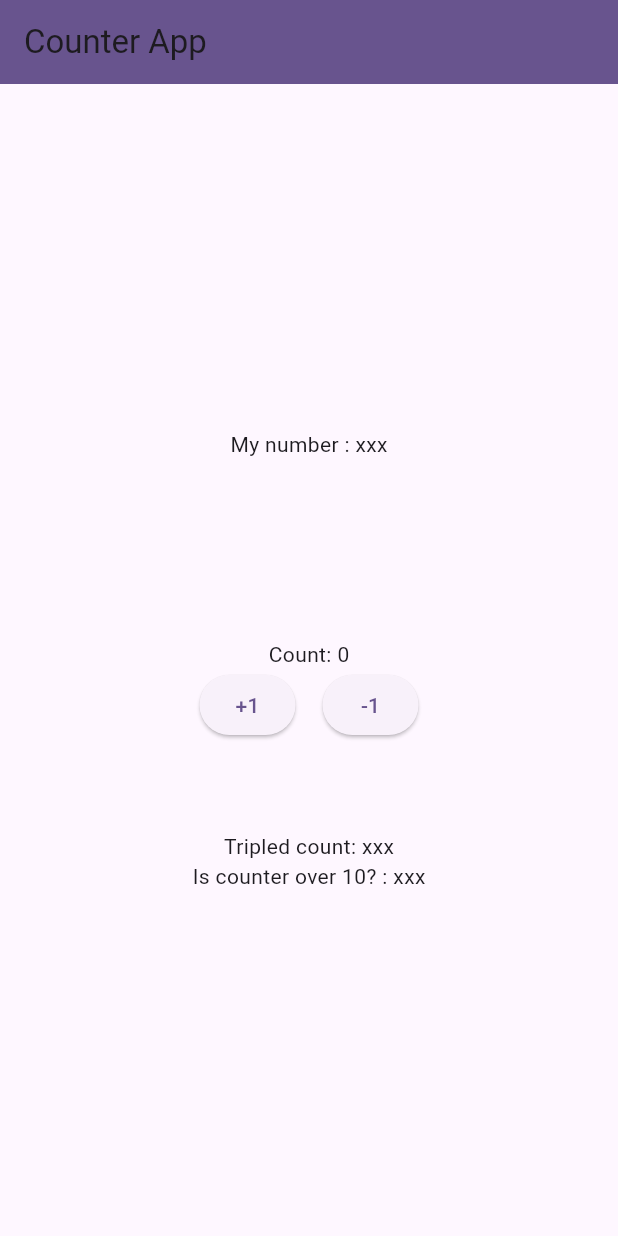
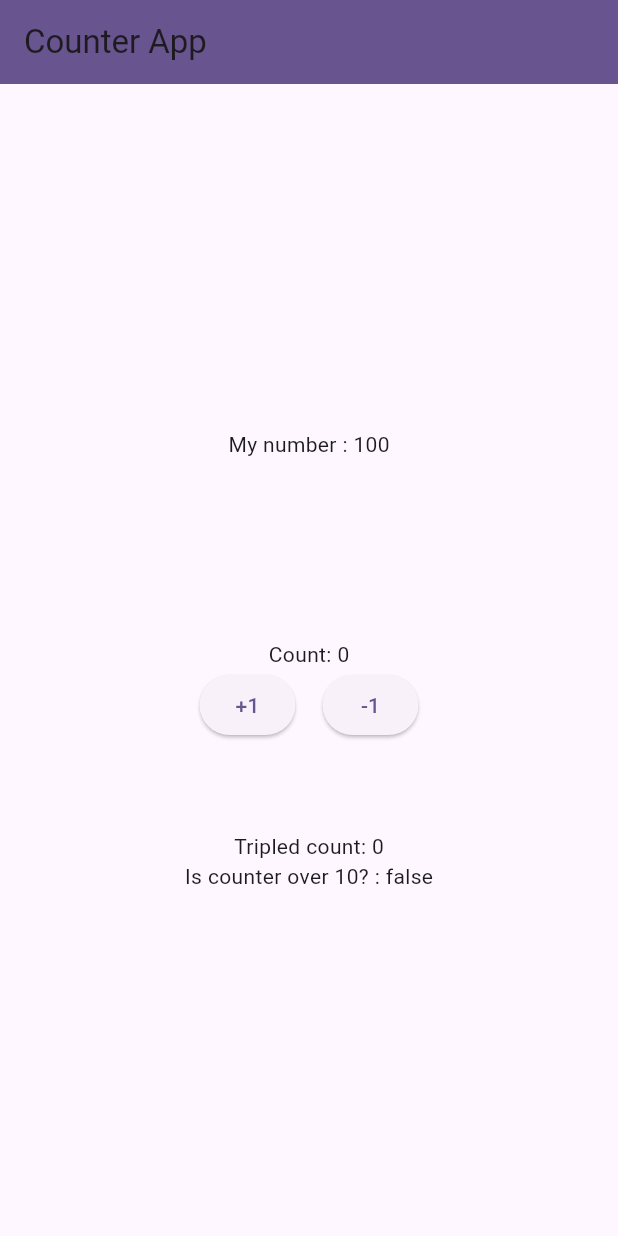
Before and after one commit to TP-113/riverpod_practice, a Flutter app: the screen it shows after launch, on a phone screen of 412 x 824 dp. Run offline on Flutter 3.47's test engine with Material 3 defaults, Android fonts, the phone set to English and light mode, and no system bars; our stand-ins replace flutter_riverpod, riverpod_annotation; generated files the repository leaves out were written again.

Commit message:
練習問題の解答

```diff
--- a/lib/controller/my_number_controller.dart
+++ b/lib/controller/my_number_controller.dart
@@ -1 +1,11 @@
 //ここにmyNumberを作成する
+
+import 'package:flutter_riverpod/flutter_riverpod.dart';
+import 'package:riverpod_annotation/riverpod_annotation.dart';
+
+part 'my_number_controller.g.dart';
+
+@riverpod
+int myNumber(Ref ref) {
+  return 100;
+}
--- a/lib/view/counter_page.dart
+++ b/lib/view/counter_page.dart
@@ -1,6 +1,7 @@
 import 'package:flutter/material.dart';
 import 'package:flutter_riverpod/flutter_riverpod.dart';
 import 'package:riverpod_practice/controller/counter_controller.dart';
+import 'package:riverpod_practice/controller/my_number_controller.dart';
 
 class CounterPage extends ConsumerWidget {
   const CounterPage({super.key});
@@ -16,7 +17,7 @@ class CounterPage extends ConsumerWidget {
         child: Column(
           mainAxisAlignment: MainAxisAlignment.center,
           children: [
-            Text('My number : xxx'),
+            Text('My number : ${ref.watch(myNumberProvider)}'),
             SizedBox(height: 120),
             Text('Count: ${ref.watch(counterControllerProvider)}'),
             Row(
@@ -32,14 +33,22 @@ class CounterPage extends ConsumerWidget {
                 ElevatedButton(
                   onPressed: () {
                     // ここにdecrement処理を追加
+                    ref.read(counterControllerProvider.notifier).decrement();
                   },
                   child: const Text('-1'),
                 ),
               ],
             ),
             SizedBox(height: 60),
-            Text('Tripled count: xxx'),
-            Text('Is counter over 10? : xxx'),
+            switch (ref.watch(tripledCountProvider)) {
+              AsyncData(:final value) => Text('Tripled count: $value'),
+              AsyncLoading() => const CircularProgressIndicator(),
+              AsyncError(:final error) => Text('Error: $error'),
+              _ => const CircularProgressIndicator(),
+            },
+            Text(
+              'Is counter over 10? : ${ref.watch(isCounterOverTenProvider)}',
+            ),
           ],
         ),
       ),
--- a/pubspec.yaml
+++ b/pubspec.yaml
@@ -37,6 +37,7 @@ dependencies:
   flutter_riverpod: ^2.6.1
   riverpod_generator: ^2.6.5
   build_runner: ^2.5.4
+  riverpod_annotation: ^2.6.1
 
 dev_dependencies:
   flutter_test:
```
Also changed, not shown: lib/controller/counter_controller.dart (+15 -0 lines), lib/controller/counter_controller.g.dart, lib/controller/my_number_controller.g.dart (added).
